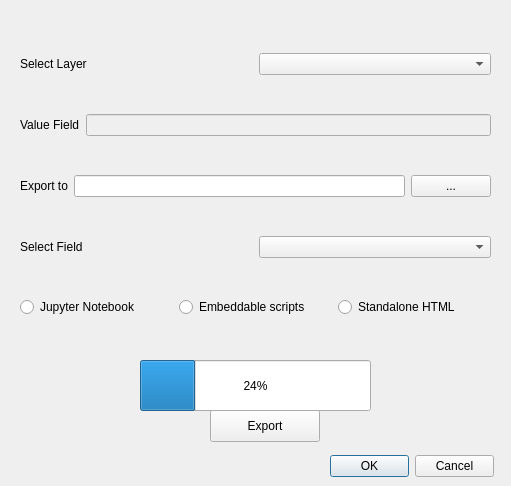
Ziqi-Li/bknqgis, file bknqgis_dialog_base.ui: the form before one commit.
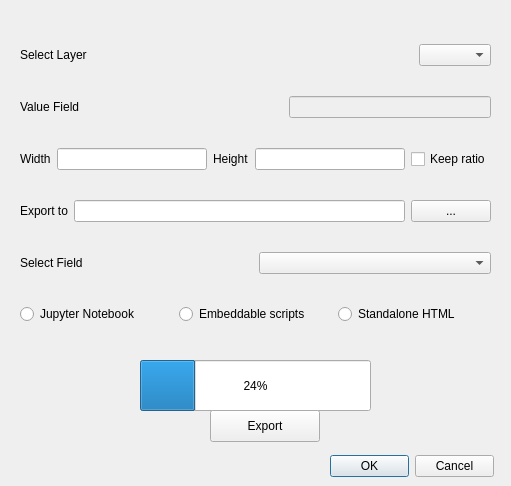
The form after the commit.

Commit message: enable size settings

```diff
--- a/bknqgis_dialog_base.ui
+++ b/bknqgis_dialog_base.ui
@@ -95,6 +95,19 @@
         </property>
        </widget>
       </item>
+      <item>
+       <spacer name="horizontalSpacer_2">
+        <property name="orientation">
+         <enum>Qt::Horizontal</enum>
+        </property>
+        <property name="sizeHint" stdset="0">
+         <size>
+          <width>40</width>
+          <height>20</height>
+         </size>
+        </property>
+       </spacer>
+      </item>
       <item>
        <widget class="QComboBox" name="comboBoxLayer"/>
       </item>
@@ -109,6 +122,19 @@
         </property>
        </widget>
       </item>
+      <item>
+       <spacer name="horizontalSpacer">
+        <property name="orientation">
+         <enum>Qt::Horizontal</enum>
+        </property>
+        <property name="sizeHint" stdset="0">
+         <size>
+          <width>40</width>
+          <height>20</height>
+         </size>
+        </property>
+       </spacer>
+      </item>
       <item>
        <widget class="QLineEdit" name="valueFieldText">
         <property name="enabled">
@@ -157,6 +183,37 @@
       </item>
      </layout>
     </item>
+    <item row="2" column="0">
+     <layout class="QHBoxLayout" name="horizontalLayout_7">
+      <item>
+       <widget class="QLabel" name="label_5">
+        <property name="text">
+         <string>Width</string>
+        </property>
+       </widget>
+      </item>
+      <item>
+       <widget class="QLineEdit" name="lineEditWidth"/>
+      </item>
+      <item>
+       <widget class="QLabel" name="label_6">
+        <property name="text">
+         <string>Height</string>
+        </property>
+       </widget>
+      </item>
+      <item>
+       <widget class="QLineEdit" name="lineEditHeight"/>
+      </item>
+      <item>
+       <widget class="QCheckBox" name="ratioCheckBox">
+        <property name="text">
+         <string>Keep ratio</string>
+        </property>
+       </widget>
+      </item>
+     </layout>
+    </item>
    </layout>
   </widget>
  </widget>
```
The commit also changes 2 other files.
